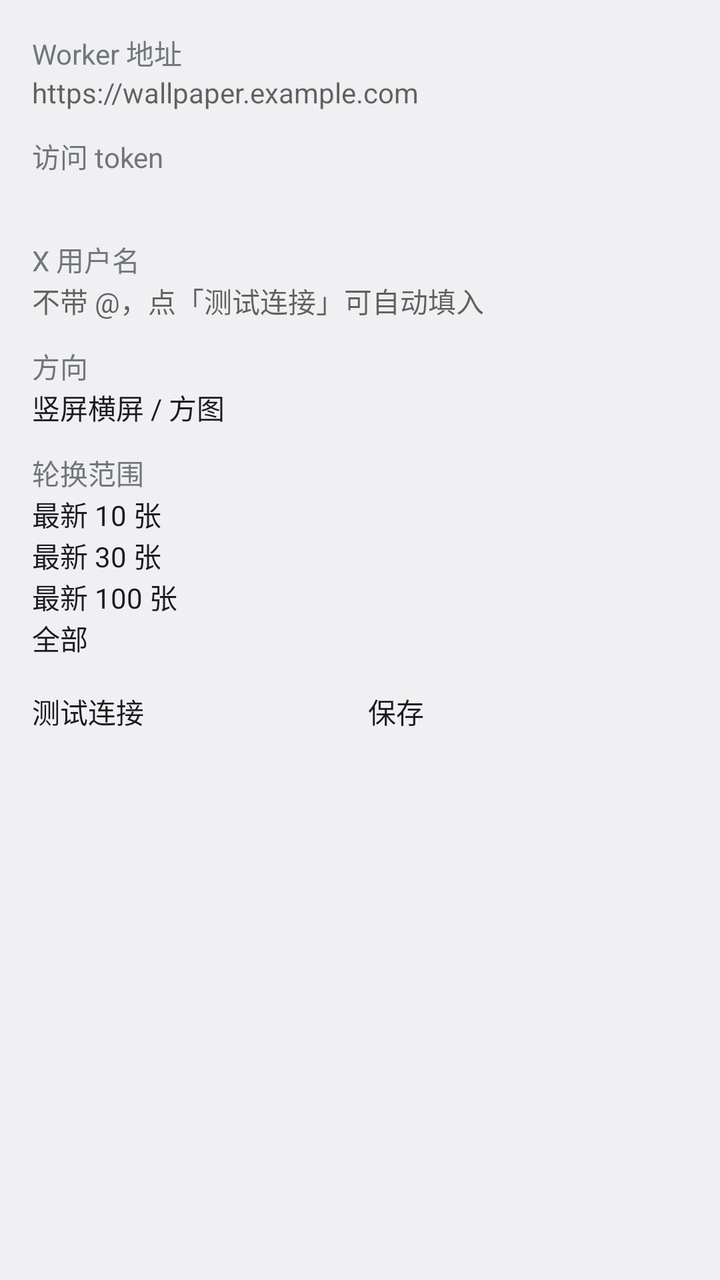
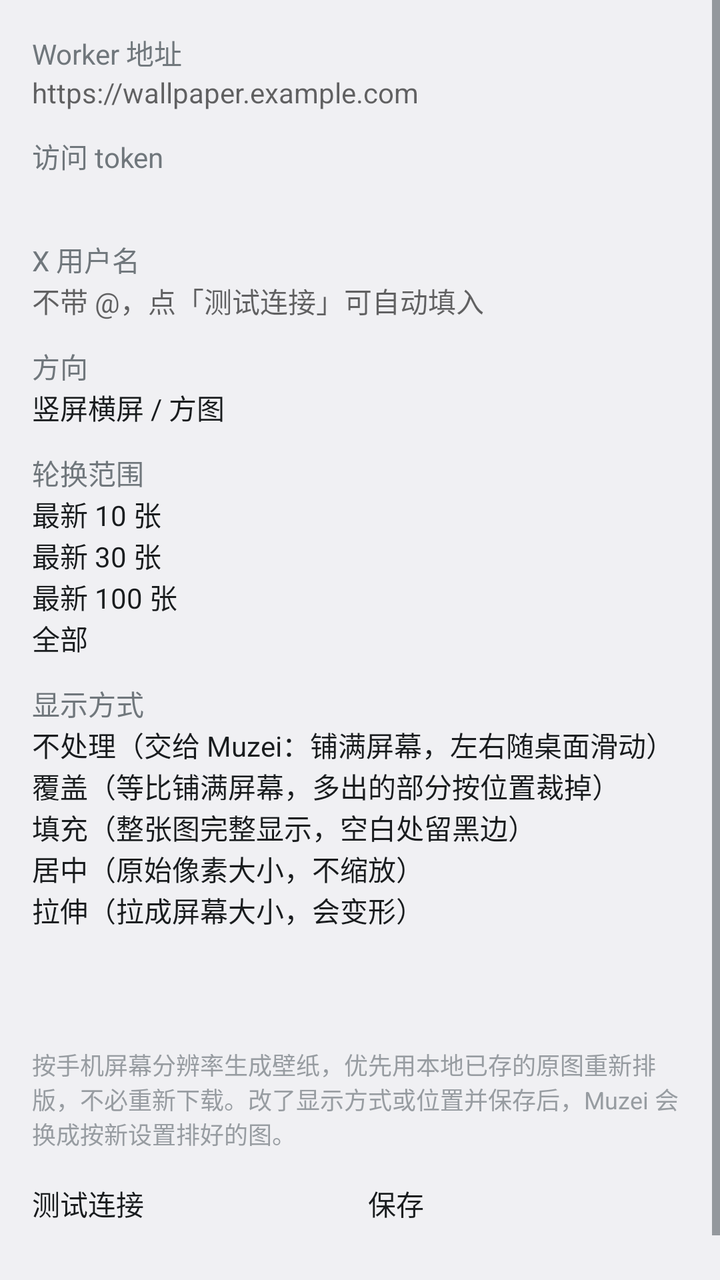

Screens rendered from an Android XML layout before and after an edit, with the pre-edit source and the edit as a unified diff.
<!-- AndroidManifest.xml: application theme AppTheme -->
<!-- res/layout/activity_settings.xml -->
<?xml version="1.0" encoding="utf-8"?>
<ScrollView xmlns:android="http://schemas.android.com/apk/res/android"
    android:id="@+id/root"
    android:layout_width="match_parent"
    android:layout_height="match_parent">

    <LinearLayout
        android:layout_width="match_parent"
        android:layout_height="wrap_content"
        android:orientation="vertical"
        android:padding="16dp">

        <TextView
            android:layout_width="wrap_content"
            android:layout_height="wrap_content"
            android:text="@string/label_base_url" />

        <EditText
            android:id="@+id/base_url"
            android:layout_width="match_parent"
            android:layout_height="wrap_content"
            android:hint="@string/hint_base_url"
            android:importantForAutofill="no"
            android:inputType="textUri" />

        <TextView
            android:layout_width="wrap_content"
            android:layout_height="wrap_content"
            android:layout_marginTop="12dp"
            android:text="@string/label_token" />

        <EditText
            android:id="@+id/access_token"
            android:layout_width="match_parent"
            android:layout_height="wrap_content"
            android:importantForAutofill="no"
            android:inputType="textPassword" />

        <TextView
            android:layout_width="wrap_content"
            android:layout_height="wrap_content"
            android:layout_marginTop="12dp"
            android:text="@string/label_username" />

        <EditText
            android:id="@+id/username"
            android:layout_width="match_parent"
            android:layout_height="wrap_content"
            android:hint="@string/hint_username"
            android:importantForAutofill="no"
            android:inputType="text" />

        <TextView
            android:layout_width="wrap_content"
            android:layout_height="wrap_content"
            android:layout_marginTop="12dp"
            android:text="@string/label_orientation" />

        <RadioGroup
            android:id="@+id/orientation"
            android:layout_width="match_parent"
            android:layout_height="wrap_content"
            android:orientation="horizontal">

            <RadioButton
                android:id="@+id/orientation_portrait"
                android:layout_width="wrap_content"
                android:layout_height="wrap_content"
                android:text="@string/orientation_portrait" />

            <RadioButton
                android:id="@+id/orientation_landscape"
                android:layout_width="wrap_content"
                android:layout_height="wrap_content"
                android:text="@string/orientation_landscape" />
        </RadioGroup>

        <TextView
            android:layout_width="wrap_content"
            android:layout_height="wrap_content"
            android:layout_marginTop="12dp"
            android:text="@string/label_pool" />

        <RadioGroup
            android:id="@+id/pool"
            android:layout_width="match_parent"
            android:layout_height="wrap_content">

            <RadioButton
                android:id="@+id/pool_10"
                android:layout_width="wrap_content"
                android:layout_height="wrap_content"
                android:text="@string/pool_10" />

            <RadioButton
                android:id="@+id/pool_30"
                android:layout_width="wrap_content"
                android:layout_height="wrap_content"
                android:text="@string/pool_30" />

            <RadioButton
                android:id="@+id/pool_100"
                android:layout_width="wrap_content"
                android:layout_height="wrap_content"
                android:text="@string/pool_100" />

            <RadioButton
                android:id="@+id/pool_all"
                android:layout_width="wrap_content"
                android:layout_height="wrap_content"
                android:text="@string/pool_all" />
        </RadioGroup>

        <LinearLayout
            android:layout_width="match_parent"
            android:layout_height="wrap_content"
            android:layout_marginTop="16dp"
            android:orientation="horizontal">

            <Button
                android:id="@+id/test"
                android:layout_width="0dp"
                android:layout_height="wrap_content"
                android:layout_weight="1"
                android:text="@string/button_test" />

            <Button
                android:id="@+id/save"
                android:layout_width="0dp"
                android:layout_height="wrap_content"
                android:layout_marginStart="8dp"
                android:layout_weight="1"
                android:text="@string/button_save" />
        </LinearLayout>

        <TextView
            android:id="@+id/status"
            android:layout_width="match_parent"
            android:layout_height="wrap_content"
            android:layout_marginTop="16dp"
            android:textIsSelectable="true" />
    </LinearLayout>
</ScrollView>
<!-- resources referenced by this layout -->
<resources>
  <string name="button_save">保存</string>
  <string name="button_test">测试连接</string>
  <string name="hint_base_url">https://wallpaper.example.com</string>
  <string name="hint_username">不带 @，点「测试连接」可自动填入</string>
  <string name="label_base_url">Worker 地址</string>
  <string name="label_orientation">方向</string>
  <string name="label_pool">轮换范围</string>
  <string name="label_token">访问 token</string>
  <string name="label_username">X 用户名</string>
  <string name="orientation_landscape">横屏 / 方图</string>
  <string name="orientation_portrait">竖屏</string>
  <string name="pool_10">最新 10 张</string>
  <string name="pool_100">最新 100 张</string>
  <string name="pool_30">最新 30 张</string>
  <string name="pool_all">全部</string>
  <style name="AppTheme" parent="@android:style/Theme.Material.Light.DarkActionBar" />
</resources>

<!-- the commit's change to res/layout/activity_settings.xml (unified diff, before → after) -->
@@ -111,6 +111,80 @@
                 android:text="@string/pool_all" />
         </RadioGroup>
 
+        <TextView
+            android:layout_width="wrap_content"
+            android:layout_height="wrap_content"
+            android:layout_marginTop="12dp"
+            android:text="@string/label_display" />
+
+        <RadioGroup
+            android:id="@+id/display_mode"
+            android:layout_width="match_parent"
+            android:layout_height="wrap_content">
+
+            <RadioButton
+                android:id="@+id/display_none"
+                android:layout_width="wrap_content"
+                android:layout_height="wrap_content"
+                android:text="@string/display_none" />
+
+            <RadioButton
+                android:id="@+id/display_cover"
+                android:layout_width="wrap_content"
+                android:layout_height="wrap_content"
+                android:text="@string/display_cover" />
+
+            <RadioButton
+                android:id="@+id/display_fit"
+                android:layout_width="wrap_content"
+                android:layout_height="wrap_content"
+                android:text="@string/display_fit" />
+
+            <RadioButton
+                android:id="@+id/display_center"
+                android:layout_width="wrap_content"
+                android:layout_height="wrap_content"
+                android:text="@string/display_center" />
+
+            <RadioButton
+                android:id="@+id/display_stretch"
+                android:layout_width="wrap_content"
+                android:layout_height="wrap_content"
+                android:text="@string/display_stretch" />
+        </RadioGroup>
+
+        <TextView
+            android:id="@+id/position_x_label"
+            android:layout_width="wrap_content"
+            android:layout_height="wrap_content"
+            android:layout_marginTop="8dp" />
+
+        <SeekBar
+            android:id="@+id/position_x"
+            android:layout_width="match_parent"
+            android:layout_height="wrap_content"
+            android:max="100" />
+
+        <TextView
+            android:id="@+id/position_y_label"
+            android:layout_width="wrap_content"
+            android:layout_height="wrap_content"
+            android:layout_marginTop="8dp" />
+
+        <SeekBar
+            android:id="@+id/position_y"
+            android:layout_width="match_parent"
+            android:layout_height="wrap_content"
+            android:max="100" />
+
+        <TextView
+            android:layout_width="match_parent"
+            android:layout_height="wrap_content"
+            android:layout_marginTop="4dp"
+            android:alpha="0.7"
+            android:text="@string/display_hint"
+            android:textSize="12sp" />
+
         <LinearLayout
             android:layout_width="match_parent"
             android:layout_height="wrap_content"
<!-- resource entries referenced after the edit -->
@@ -2,9 +2,16 @@
 <resources>
   <string name="button_save">保存</string>
   <string name="button_test">测试连接</string>
+  <string name="display_center">居中（原始像素大小，不缩放）</string>
+  <string name="display_cover">覆盖（等比铺满屏幕，多出的部分按位置裁掉）</string>
+  <string name="display_fit">填充（整张图完整显示，空白处留黑边）</string>
+  <string name="display_hint">按手机屏幕分辨率生成壁纸，优先用本地已存的原图重新排版，不必重新下载。改了显示方式或位置并保存后，Muzei 会换成按新设置排好的图。</string>
+  <string name="display_none">不处理（交给 Muzei：铺满屏幕，左右随桌面滑动）</string>
+  <string name="display_stretch">拉伸（拉成屏幕大小，会变形）</string>
   <string name="hint_base_url">https://wallpaper.example.com</string>
   <string name="hint_username">不带 @，点「测试连接」可自动填入</string>
   <string name="label_base_url">Worker 地址</string>
+  <string name="label_display">显示方式</string>
   <string name="label_orientation">方向</string>
   <string name="label_pool">轮换范围</string>
   <string name="label_token">访问 token</string>
